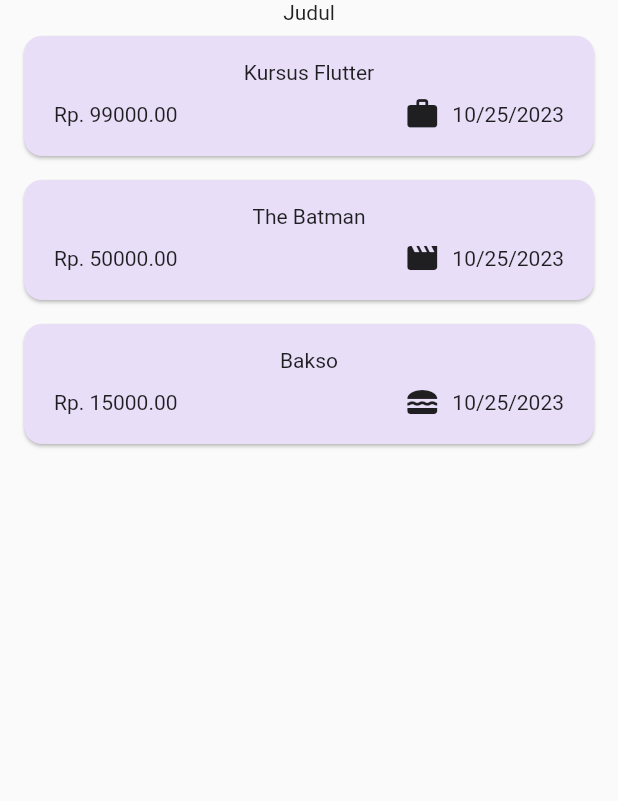
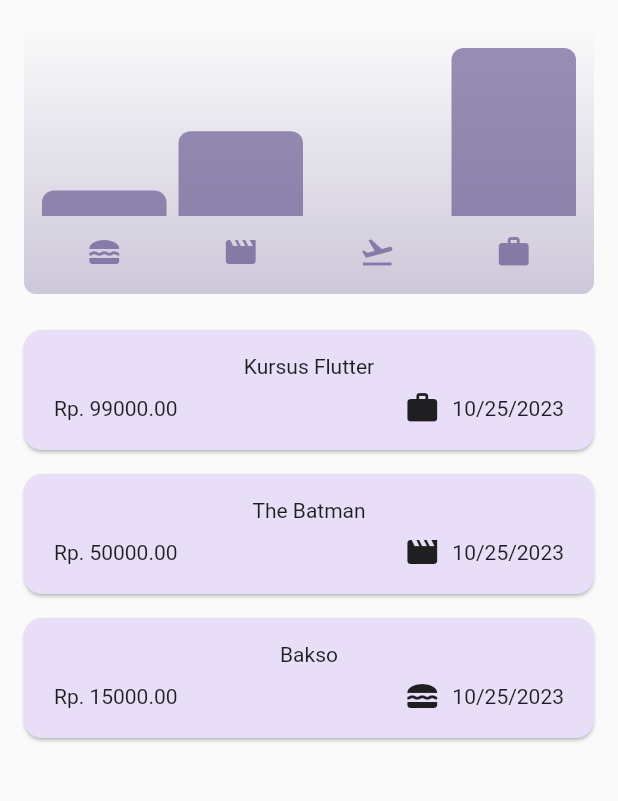
Before and after one commit to nisiyus/expense-tracker, a Flutter app: the screen it shows after launch, on a phone screen of 412 x 824 dp, the part 84-885 px from its top. Run offline on Flutter 3.47's test engine with Material 2 defaults, Android fonts, the phone set to English and light mode, and no system bars.

Commit message:
final commit

```diff
--- a/lib/main.dart
+++ b/lib/main.dart
@@ -3,8 +3,19 @@ import 'package:flutter/material.dart';
 
 var kColorScheme =
     ColorScheme.fromSeed(seedColor: const Color.fromARGB(255, 96, 59, 181));
+var kDarkColorScheme = ColorScheme.fromSeed(
+    brightness: Brightness.dark,
+    seedColor: const Color.fromARGB(255, 5, 99, 125));
 void main() {
   runApp(MaterialApp(
+    darkTheme: ThemeData.dark().copyWith(
+      useMaterial3: true,
+      colorScheme: kDarkColorScheme,
+      cardTheme: const CardTheme().copyWith(
+        color: kDarkColorScheme.secondaryContainer,
+        margin: const EdgeInsets.symmetric(horizontal: 16, vertical: 8),
+      ),
+    ),
     theme: ThemeData().copyWith(
       useMaterial3: true,
       colorScheme: kColorScheme,
--- a/lib/models/expense.dart
+++ b/lib/models/expense.dart
@@ -12,7 +12,7 @@ enum Category {
   work,
 }
 
-const categoryIcon = {
+const categoryIcons = {
   Category.food: Icons.lunch_dining,
   Category.travel: Icons.flight_takeoff,
   Category.leisure: Icons.movie,
@@ -36,3 +36,23 @@ class Expense {
     return formatter.format(date);
   }
 }
+
+class ExpenseBucket {
+  const ExpenseBucket({required this.category, required this.expenses});
+
+  ExpenseBucket.forCategory(List<Expense> allExpenses, this.category)
+      : expenses = allExpenses
+            .where((expense) => expense.category == category)
+            .toList();
+  final Category category;
+  final List<Expense> expenses;
+
+  double get totalExpenses {
+    double sum = 0;
+    for (final expense in expenses) {
+      sum += expense.amount;
+    }
+
+    return sum;
+  }
+}
--- /dev/null
+++ b/lib/widgets/chart/chart.dart
@@ -0,0 +1,95 @@
+import 'package:flutter/material.dart';
+
+import 'package:expense_tracker/widgets/chart/chart_bar.dart';
+import 'package:expense_tracker/models/expense.dart';
+
+class Chart extends StatelessWidget {
+  const Chart({super.key, required this.expenses});
+
+  final List<Expense> expenses;
+
+  List<ExpenseBucket> get buckets {
+    return [
+      ExpenseBucket.forCategory(expenses, Category.food),
+      ExpenseBucket.forCategory(expenses, Category.leisure),
+      ExpenseBucket.forCategory(expenses, Category.travel),
+      ExpenseBucket.forCategory(expenses, Category.work),
+    ];
+  }
+
+  double get maxTotalExpense {
+    double maxTotalExpense = 0;
+
+    for (final bucket in buckets) {
+      if (bucket.totalExpenses > maxTotalExpense) {
+        maxTotalExpense = bucket.totalExpenses;
+      }
+    }
+
+    return maxTotalExpense;
+  }
+
+  @override
+  Widget build(BuildContext context) {
+    final isDarkMode =
+        MediaQuery.of(context).platformBrightness == Brightness.dark;
+    return Container(
+      margin: const EdgeInsets.all(16),
+      padding: const EdgeInsets.symmetric(
+        vertical: 16,
+        horizontal: 8,
+      ),
+      width: double.infinity,
+      height: 180,
+      decoration: BoxDecoration(
+        borderRadius: BorderRadius.circular(8),
+        gradient: LinearGradient(
+          colors: [
+            Theme.of(context).colorScheme.primary.withOpacity(0.3),
+            Theme.of(context).colorScheme.primary.withOpacity(0.0)
+          ],
+          begin: Alignment.bottomCenter,
+          end: Alignment.topCenter,
+        ),
+      ),
+      child: Column(
+        children: [
+          Expanded(
+            child: Row(
+              crossAxisAlignment: CrossAxisAlignment.end,
+              children: [
+                for (final bucket in buckets) // alternative to map()
+                  ChartBar(
+                    fill: bucket.totalExpenses == 0
+                        ? 0
+                        : bucket.totalExpenses / maxTotalExpense,
+                  )
+              ],
+            ),
+          ),
+          const SizedBox(height: 12),
+          Row(
+            children: buckets
+                .map(
+                  (bucket) => Expanded(
+                    child: Padding(
+                      padding: const EdgeInsets.symmetric(horizontal: 4),
+                      child: Icon(
+                        categoryIcons[bucket.category],
+                        color: isDarkMode
+                            ? Theme.of(context).colorScheme.secondary
+                            : Theme.of(context)
+                                .colorScheme
+                                .primary
+                                .withOpacity(0.7),
+                      ),
+                    ),
+                  ),
+                )
+                .toList(),
+          )
+        ],
+      ),
+    );
+  }
+}
--- /dev/null
+++ b/lib/widgets/chart/chart_bar.dart
@@ -0,0 +1,34 @@
+import 'package:flutter/material.dart';
+
+class ChartBar extends StatelessWidget {
+  const ChartBar({
+    super.key,
+    required this.fill,
+  });
+
+  final double fill;
+
+  @override
+  Widget build(BuildContext context) {
+    final isDarkMode =
+        MediaQuery.of(context).platformBrightness == Brightness.dark;
+    return Expanded(
+      child: Padding(
+        padding: const EdgeInsets.symmetric(horizontal: 4),
+        child: FractionallySizedBox(
+          heightFactor: fill,
+          child: DecoratedBox(
+            decoration: BoxDecoration(
+              shape: BoxShape.rectangle,
+              borderRadius:
+                  const BorderRadius.vertical(top: Radius.circular(8)),
+              color: isDarkMode
+                  ? Theme.of(context).colorScheme.secondary
+                  : Theme.of(context).colorScheme.primary.withOpacity(0.65),
+            ),
+          ),
+        ),
+      ),
+    );
+  }
+}
--- a/lib/widgets/expenses.dart
+++ b/lib/widgets/expenses.dart
@@ -2,6 +2,7 @@ import 'package:expense_tracker/models/expense.dart';
 import 'package:expense_tracker/widgets/new_expense.dart';
 import 'package:flutter/material.dart';
 import 'package:expense_tracker/widgets/expenses_list/expenses_list.dart';
+import 'chart/chart.dart';
 
 class Expenses extends StatefulWidget {
   const Expenses({super.key});
@@ -31,6 +32,7 @@ class _ExpensesState extends State<Expenses> {
 
   void _openAddExpenseOverlay() {
     showModalBottomSheet(
+      useSafeArea: true,
       isScrollControlled: true,
       context: context,
       builder: (ctx) => NewExpense(onAddExpense: _addExpense),
@@ -68,6 +70,7 @@ class _ExpensesState extends State<Expenses> {
   @override
   Widget build(BuildContext context) {
     Widget mainContent = const Center(child: Text('No expenses found.'));
+    final width = MediaQuery.of(context).size.width;
 
     if (_registeredExpenses.isNotEmpty) {
       mainContent = ExpensesList(
@@ -83,12 +86,19 @@ class _ExpensesState extends State<Expenses> {
               onPressed: _openAddExpenseOverlay, icon: const Icon(Icons.add))
         ],
       ),
-      body: Column(
-        children: [
-          const Text('Judul'),
-          Expanded(child: mainContent),
-        ],
-      ),
+      body: width < 600
+          ? Column(
+              children: [
+                Chart(expenses: _registeredExpenses),
+                Expanded(child: mainContent),
+              ],
+            )
+          : Row(
+              children: [
+                Expanded(child: Chart(expenses: _registeredExpenses)),
+                Expanded(child: mainContent),
+              ],
+            ),
     );
   }
 }
--- a/lib/widgets/expenses_list/expense_item.dart
+++ b/lib/widgets/expenses_list/expense_item.dart
@@ -19,7 +19,7 @@ class ExpenseItem extends StatelessWidget {
                 const Spacer(),
                 Row(
                   children: [
-                    Icon(categoryIcon[expense.category]),
+                    Icon(categoryIcons[expense.category]),
                     const SizedBox(
                       width: 8,
                     ),
--- a/lib/widgets/expenses_list/expenses_list.dart
+++ b/lib/widgets/expenses_list/expenses_list.dart
@@ -13,6 +13,10 @@ class ExpensesList extends StatelessWidget {
     return ListView.builder(
       itemCount: expenses.length,
       itemBuilder: (ctx, index) => Dismissible(
+          background: Container(
+              color: Theme.of(context).colorScheme.error.withOpacity(0.5),
+              margin: EdgeInsets.symmetric(
+                  horizontal: Theme.of(context).cardTheme.margin!.horizontal)),
           onDismissed: (direction) {
             onRemoveExpense(expenses[index]);
           },
--- a/lib/widgets/new_expense.dart
+++ b/lib/widgets/new_expense.dart
@@ -73,8 +73,12 @@ class _NewExpense extends State<NewExpense> {
 
   @override
   Widget build(BuildContext context) {
-    return Padding(
-      padding: const EdgeInsets.fromLTRB(16, 48, 16, 16),
+    final keyboardSpace = MediaQuery.of(context).viewInsets.bottom;
+    return SizedBox(
+      height: double.infinity,
+      child: SingleChildScrollView(
+        child: Padding(
+          padding: EdgeInsets.fromLTRB(16, 48, 16, keyboardSpace + 16),
           child: Column(
             children: [
               TextField(
@@ -142,6 +146,8 @@ class _NewExpense extends State<NewExpense> {
               ),
             ],
           ),
+        ),
+      ),
     );
   }
 }
```
Lines whose indentation alone changed are shown as unchanged.
